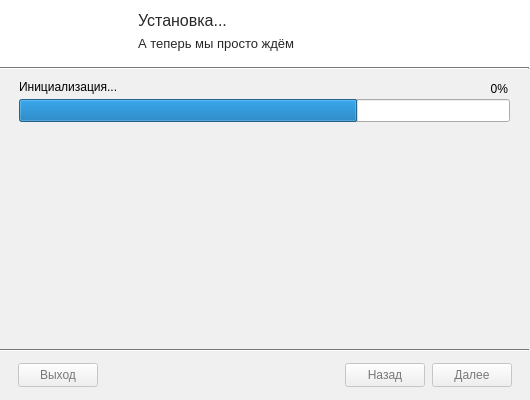
The window that form.ui (Cozy-Inn/GUI-PatcherDelta.py) describes before a commit, drawn with Qt 5.
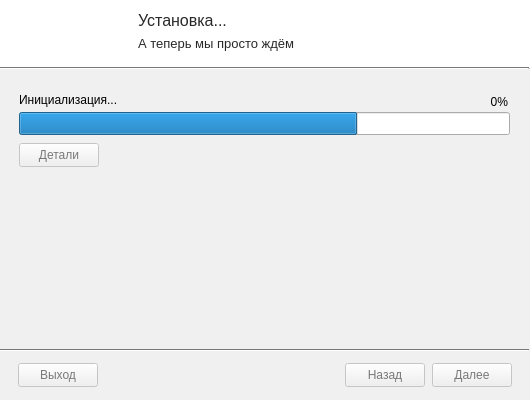
The same window after the commit. The open tabs and pages were chosen to show the change. Icons and pictures are not drawn.

```diff
--- a/form.ui
+++ b/form.ui
@@ -1611,7 +1611,7 @@
       <property name="geometry">
        <rect>
         <x>20</x>
-        <y>100</y>
+        <y>113</y>
         <width>491</width>
         <height>23</height>
        </rect>
@@ -1627,7 +1627,7 @@
       <property name="geometry">
        <rect>
         <x>20</x>
-        <y>80</y>
+        <y>93</y>
         <width>341</width>
         <height>16</height>
        </rect>
@@ -1722,7 +1722,7 @@
       <property name="geometry">
        <rect>
         <x>268</x>
-        <y>80</y>
+        <y>93</y>
         <width>241</width>
         <height>20</height>
        </rect>
@@ -1734,6 +1734,31 @@
        <set>Qt::AlignmentFlag::AlignRight|Qt::AlignmentFlag::AlignTrailing|Qt::AlignmentFlag::AlignVCenter</set>
       </property>
      </widget>
+     <widget class="QPushButton" name="Btn_details">
+      <property name="enabled">
+       <bool>false</bool>
+      </property>
+      <property name="geometry">
+       <rect>
+        <x>20</x>
+        <y>144</y>
+        <width>80</width>
+        <height>24</height>
+       </rect>
+      </property>
+      <property name="text">
+       <string>Детали</string>
+      </property>
+      <property name="checkable">
+       <bool>false</bool>
+      </property>
+      <property name="default">
+       <bool>false</bool>
+      </property>
+      <property name="flat">
+       <bool>false</bool>
+      </property>
+     </widget>
     </widget>
     <widget class="QWidget" name="select_path">
      <widget class="QFrame" name="top_frame_path">
```
Left out of the diff: 78 changed lines with no effect on the pictures.
